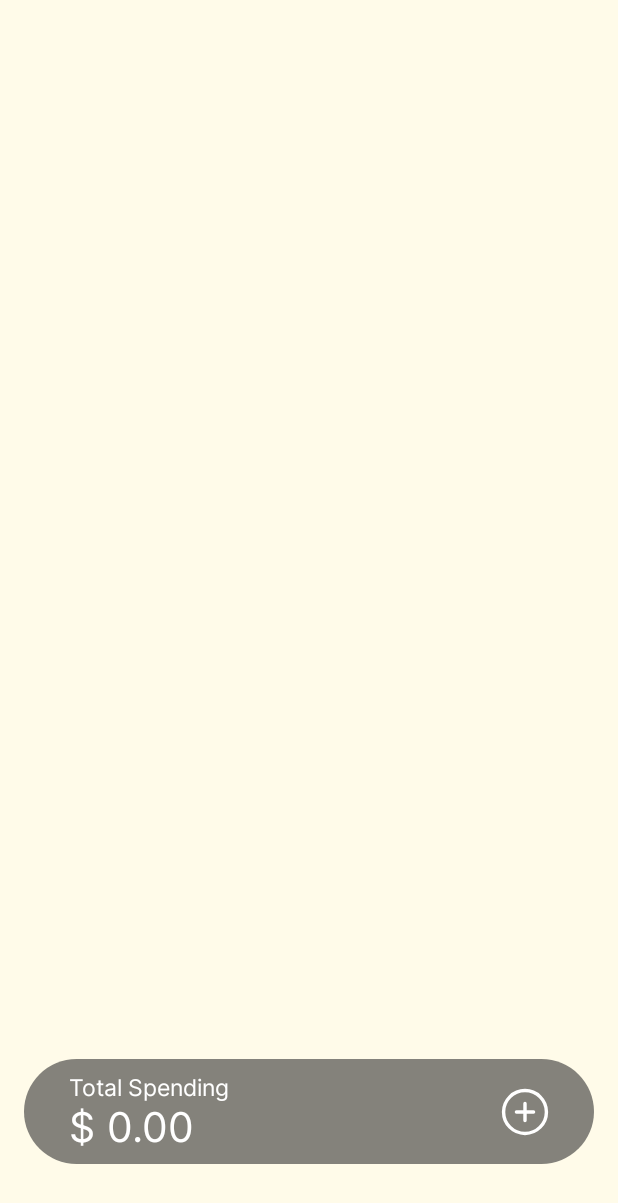
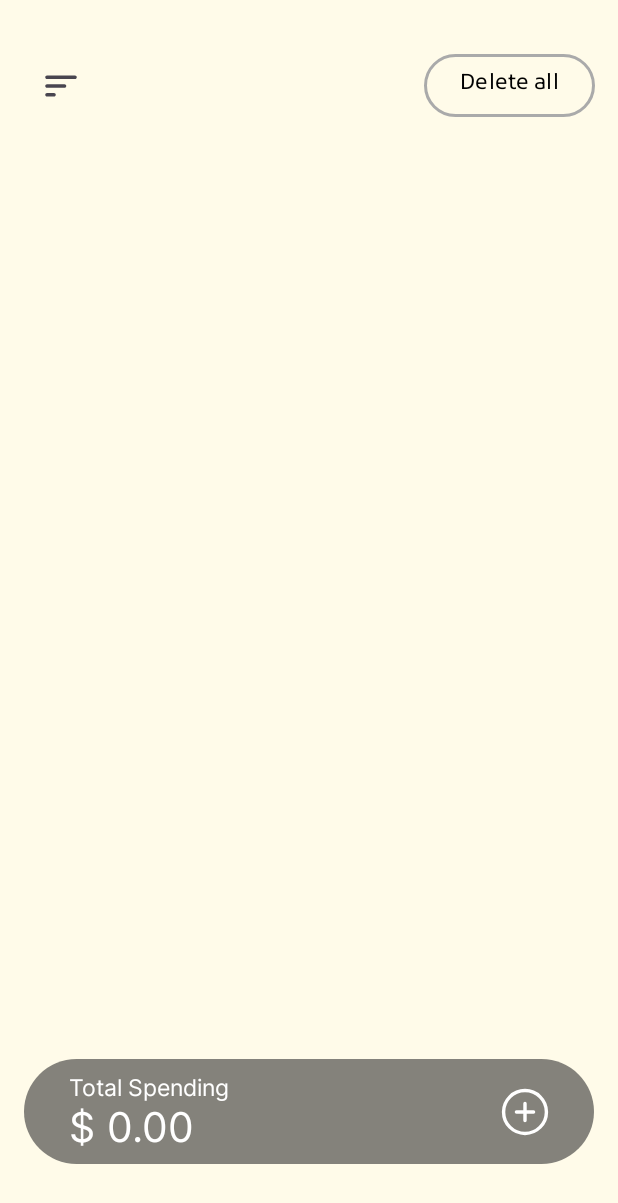
Before and after one commit to TimothyErcia/Treaty-DailyTask, an Android app: the screen it shows after launch (MainActivity), on a phone screen of 412 x 824 dp. Shown: the top 1203 px of the screen. Run offline under Robolectric (Android 15) with nearby library versions, the phone set to English and light mode, and no system bars; libraries missing offline, so code that uses them is left out: io.realm.kotlin; 9 statements that could not run were skipped.

Commit message:
Feature commit for delete all

```diff
--- a/app/build.gradle.kts
+++ b/app/build.gradle.kts
@@ -82,7 +82,7 @@ kover {
                     "*.utility.*",
                     "*.view.*",
                     "*.di.*",
-                    "*.model.*",
+//                    "*.model.*",
                     "*.AlarmReceivers",
                 )
             }
--- a/app/src/main/java/com/treaty/dailytask/repository/taskgroup/TaskGroupRepository.kt
+++ b/app/src/main/java/com/treaty/dailytask/repository/taskgroup/TaskGroupRepository.kt
@@ -12,4 +12,6 @@ interface TaskGroupRepository {
     suspend fun updateByCategory(categoryId: String, newData: TaskObject): Result<String>
 
     suspend fun deleteByCategory(categoryId: String): Result<String>
+
+    suspend fun deleteAllTaskGroup(): Result<String>
 }
--- a/app/src/main/java/com/treaty/dailytask/repository/taskgroup/TaskGroupRepositoryImpl.kt
+++ b/app/src/main/java/com/treaty/dailytask/repository/taskgroup/TaskGroupRepositoryImpl.kt
@@ -73,4 +73,8 @@ class TaskGroupRepositoryImpl(private val taskGroupDAO: TaskGroupRepository) {
             TaskModel(data.taskId.toString(), data.price, data.dateAdded)
         }
     }
+
+    suspend fun deleteAll(): Result<String> {
+        return taskGroupDAO.deleteAllTaskGroup()
+    }
 }
--- a/app/src/main/java/com/treaty/dailytask/view/HomeFragment.kt
+++ b/app/src/main/java/com/treaty/dailytask/view/HomeFragment.kt
@@ -38,13 +38,12 @@ class HomeFragment : Fragment(R.layout.fragment_home) {
     override fun onViewCreated(view: View, savedInstanceState: Bundle?) {
         super.onViewCreated(view, savedInstanceState)
         initializeAddTaskGroup()
-
+        initializeDeleteAll()
         viewLifecycleOwner.lifecycleScope.launch {
             repeatOnLifecycle(Lifecycle.State.STARTED) {
                 initializeTaskGroup()
             }
         }
-
     }
 
     private suspend fun initializeTaskGroup() {
@@ -70,6 +69,12 @@ class HomeFragment : Fragment(R.layout.fragment_home) {
                 binding.taskGroupListView.adapter = adapter
 
                 binding.bottomLayout.totalSpendingTxt.text = "$ ${taskGroupViewModel.getTotalSum(data)}.00"
+
+                binding.headerLayout.deleteAllBtn.visibility = if(taskGroupViewModel.taskGroup.value.isNotEmpty()) {
+                    View.VISIBLE
+                } else {
+                    View.GONE
+                }
             }
     }
 
@@ -87,4 +92,15 @@ class HomeFragment : Fragment(R.layout.fragment_home) {
     private fun showToast(message: String) {
         Toast.makeText(context, message, Toast.LENGTH_SHORT).show()
     }
+
+    private fun initializeDeleteAll() {
+        binding.headerLayout.deleteAllBtn.setOnClickListener {
+            viewLifecycleOwner.lifecycleScope.launch(Dispatchers.Main) {
+                withContext(Dispatchers.IO) {
+                    taskGroupViewModel.deleteAll()
+                }
+                showToast(taskGroupViewModel.resultMessage.value)
+            }
+        }
+    }
 }
--- a/app/src/main/java/com/treaty/dailytask/viewmodel/TaskGroupViewModel.kt
+++ b/app/src/main/java/com/treaty/dailytask/viewmodel/TaskGroupViewModel.kt
@@ -105,4 +105,9 @@ class TaskGroupViewModel(private val taskGroupRepositoryImpl: TaskGroupRepositor
 
             _resultMessage.value = message.getOrThrow()
         }
+
+    suspend fun deleteAll() = withContext(Dispatchers.IO) {
+        val message = taskGroupRepositoryImpl.deleteAll()
+        _resultMessage.value = message.getOrThrow()
+    }
 }
--- /dev/null
+++ b/app/src/main/res/drawable/menu_icon.xml
@@ -0,0 +1,12 @@
+<?xml version="1.0" encoding="utf-8"?>
+<vector xmlns:android="http://schemas.android.com/apk/res/android"
+    android:width="28dp"
+    android:height="28dp"
+    android:viewportWidth="960"
+    android:viewportHeight="960"
+    android:tint="?attr/colorControlNormal"
+    android:autoMirrored="true">
+<path
+    android:fillColor="@android:color/white"
+    android:pathData="M160,720Q143,720 131.5,708.5Q120,697 120,680Q120,663 131.5,651.5Q143,640 160,640L320,640Q337,640 348.5,651.5Q360,663 360,680Q360,697 348.5,708.5Q337,720 320,720L160,720ZM160,520Q143,520 131.5,508.5Q120,497 120,480Q120,463 131.5,451.5Q143,440 160,440L560,440Q577,440 588.5,451.5Q600,463 600,480Q600,497 588.5,508.5Q577,520 560,520L160,520ZM160,320Q143,320 131.5,308.5Q120,297 120,280Q120,263 131.5,251.5Q143,240 160,240L800,240Q817,240 828.5,251.5Q840,263 840,280Q840,297 828.5,308.5Q817,320 800,320L160,320Z"/>
+</vector>
--- a/app/src/main/res/layout/fragment_home.xml
+++ b/app/src/main/res/layout/fragment_home.xml
@@ -11,7 +11,15 @@
 
     <androidx.constraintlayout.widget.ConstraintLayout
         android:layout_width="match_parent"
-        android:layout_height="match_parent">
+        android:layout_height="match_parent"
+        android:paddingTop="18dp">
+
+        <include
+            layout="@layout/header_layout"
+            android:id="@+id/headerLayout"
+            android:layout_width="match_parent"
+            android:layout_height="wrap_content"
+            android:layout_marginHorizontal="15dp"/>
 
         <androidx.recyclerview.widget.RecyclerView
             android:layout_width="match_parent"
@@ -21,9 +29,8 @@
             android:layout_marginHorizontal="30dp"
             app:layout_constraintStart_toStartOf="parent"
             app:layout_constraintEnd_toEndOf="parent"
-            app:layout_constraintTop_toTopOf="parent"
-            app:layout_constraintBottom_toTopOf="@id/bottomLayout"
-            app:layout_constraintVertical_bias="0.03" />
+            app:layout_constraintTop_toBottomOf="@id/headerLayout"
+            app:layout_constraintBottom_toTopOf="@id/bottomLayout"/>
 
         <include
             layout="@layout/bottom_layout"
--- /dev/null
+++ b/app/src/main/res/layout/header_layout.xml
@@ -0,0 +1,31 @@
+<?xml version="1.0" encoding="utf-8"?>
+<androidx.constraintlayout.widget.ConstraintLayout xmlns:android="http://schemas.android.com/apk/res/android"
+    android:layout_width="match_parent"
+    android:layout_height="wrap_content"
+    xmlns:app="http://schemas.android.com/apk/res-auto">
+
+    <ImageButton
+        android:id="@+id/menuBtn"
+        android:layout_width="50dp"
+        android:layout_height="50dp"
+        android:background="@color/backgroundColor"
+        android:contentDescription="menu"
+        android:src="@drawable/menu_icon"
+        app:layout_constraintTop_toTopOf="parent"
+        app:layout_constraintStart_toStartOf="parent"/>
+
+    <com.google.android.material.button.MaterialButton
+        android:id="@+id/deleteAllBtn"
+        android:layout_width="wrap_content"
+        android:layout_height="50dp"
+        style="@style/deletebtn_textStyle"
+        android:contentDescription="Delete All"
+        android:text="Delete all"
+        android:backgroundTint="@android:color/transparent"
+        android:textColor="@color/black"
+        app:strokeWidth="2dp"
+        app:strokeColor="@android:color/darker_gray"
+        app:layout_constraintEnd_toEndOf="parent"
+        app:layout_constraintTop_toTopOf="parent" />
+
+</androidx.constraintlayout.widget.ConstraintLayout>
--- a/app/src/main/res/values/themes.xml
+++ b/app/src/main/res/values/themes.xml
@@ -22,4 +22,8 @@
     <style name="spinner_textStyle">
         <item name="android:background">@color/white</item>
     </style>
+
+    <style name="deletebtn_textStyle">
+        <item name="android:fontFamily">@font/inter</item>
+    </style>
 </resources>
```
Also changed, not shown: app/src/main/java/com/treaty/dailytask/repository/taskgroup/TaskGroupDAO.kt (+7 -0 lines), 3 other files.
